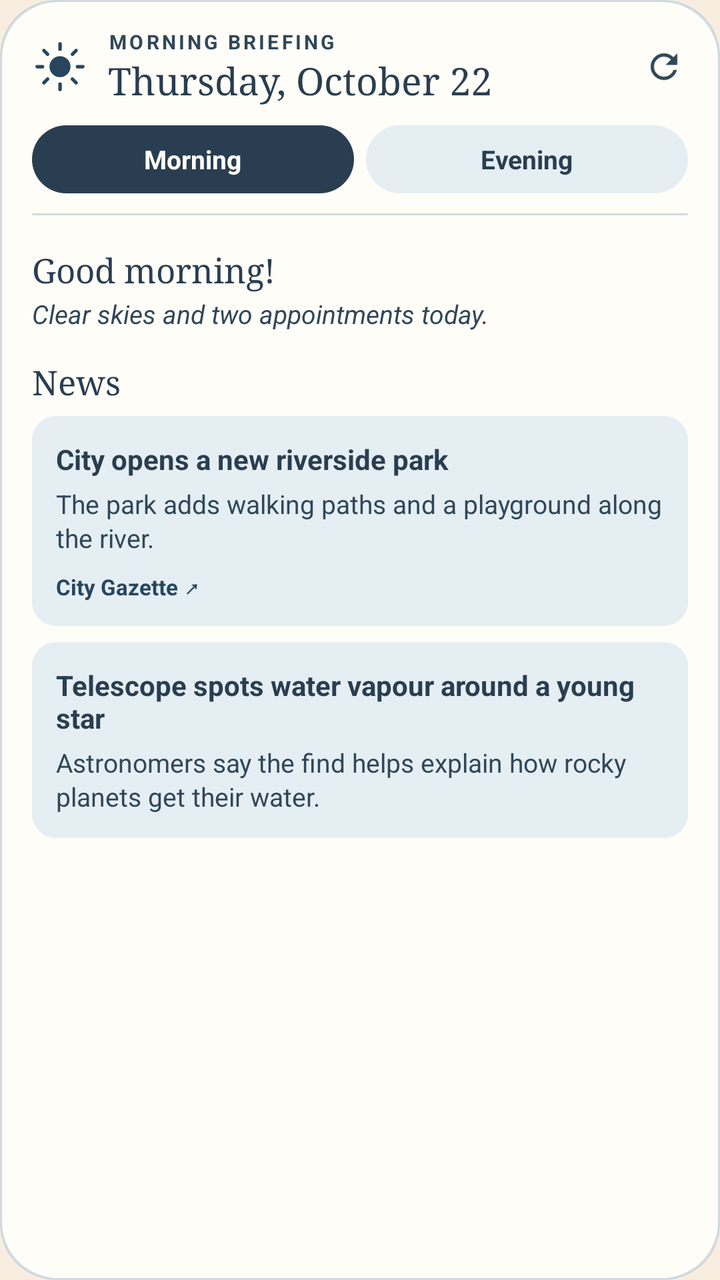
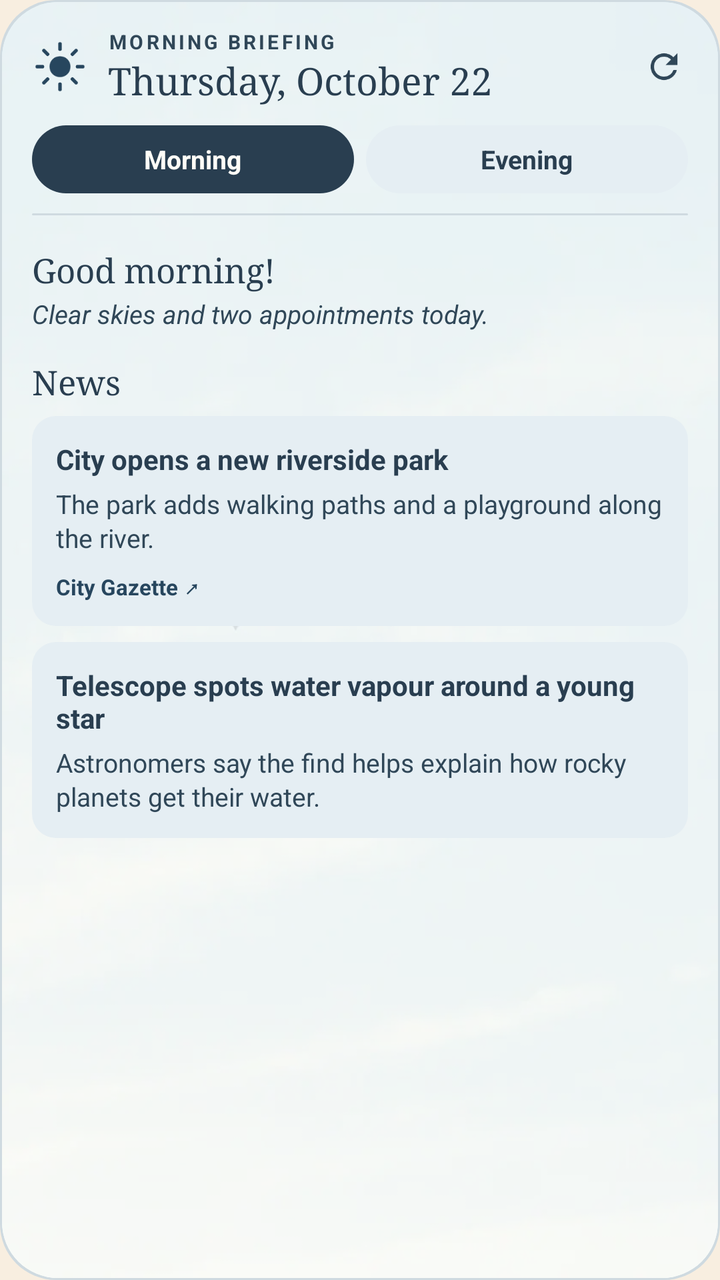

Screens rendered from an Android XML layout before and after an edit, with the pre-edit source and the edit as a unified diff.
<!-- AndroidManifest.xml: application theme Screen -->
<!-- res/layout/widget_preview_briefing.xml -->
<?xml version="1.0" encoding="utf-8"?>
<FrameLayout xmlns:android="http://schemas.android.com/apk/res/android"
    xmlns:tools="http://schemas.android.com/tools"
    android:layout_width="match_parent"
    android:layout_height="match_parent"
    tools:ignore="UseAppTint">

    <ImageView android:layout_width="match_parent" android:layout_height="match_parent" android:importantForAccessibility="no" android:scaleType="fitXY" android:src="@drawable/round_card" android:tint="@color/preview_line" />
    <ImageView android:layout_width="match_parent" android:layout_height="match_parent" android:layout_margin="1dp" android:importantForAccessibility="no" android:scaleType="fitXY" android:src="@drawable/round_card" android:tint="@color/preview_surface" />

    <LinearLayout android:layout_width="match_parent" android:layout_height="match_parent" android:orientation="vertical" android:paddingStart="16dp" android:paddingTop="14dp" android:paddingEnd="10dp" android:paddingBottom="6dp">
        <LinearLayout android:layout_width="match_parent" android:layout_height="wrap_content" android:gravity="center_vertical">
            <ImageView android:layout_width="28dp" android:layout_height="28dp" android:importantForAccessibility="no" android:src="@drawable/ic_morning" android:tint="@color/preview_accent" />
            <LinearLayout android:layout_width="0dp" android:layout_height="wrap_content" android:layout_marginStart="10dp" android:layout_weight="1" android:orientation="vertical">
                <TextView android:layout_width="wrap_content" android:layout_height="wrap_content" android:letterSpacing="0.14" android:maxLines="1" android:text="@string/briefing_label_gm" android:textAllCaps="true" android:textColor="@color/preview_muted" android:textSize="10sp" android:textStyle="bold" />
                <TextView android:layout_width="wrap_content" android:layout_height="wrap_content" android:ellipsize="end" android:fontFamily="serif" android:maxLines="1" android:text="@string/preview_date" android:textColor="@color/preview_ink" android:textSize="19sp" />
            </LinearLayout>
            <ImageView android:layout_width="36dp" android:layout_height="36dp" android:importantForAccessibility="no" android:padding="8dp" android:src="@drawable/ic_refresh" android:tint="@color/preview_muted" />
        </LinearLayout>
        <LinearLayout android:layout_width="match_parent" android:layout_height="34dp" android:layout_marginTop="10dp" android:layout_marginEnd="6dp">
            <TextView android:layout_width="0dp" android:layout_height="match_parent" android:layout_weight="1" android:background="@drawable/round_pill" android:backgroundTint="@color/preview_ink" android:gravity="center" android:maxLines="1" android:text="@string/briefing_morning" android:textColor="@color/preview_surface" android:textSize="13sp" android:textStyle="bold" />
            <TextView android:layout_width="0dp" android:layout_height="match_parent" android:layout_marginStart="6dp" android:layout_weight="1" android:background="@drawable/round_pill" android:backgroundTint="@color/preview_wash" android:gravity="center" android:maxLines="1" android:text="@string/briefing_evening" android:textColor="@color/preview_ink" android:textSize="13sp" android:textStyle="bold" />
        </LinearLayout>
        <ImageView android:layout_width="match_parent" android:layout_height="1dp" android:layout_marginTop="10dp" android:layout_marginEnd="6dp" android:importantForAccessibility="no" android:scaleType="fitXY" android:src="@drawable/round_card" android:tint="@color/preview_line" />

        <LinearLayout android:layout_width="match_parent" android:layout_height="wrap_content" android:orientation="vertical" android:paddingTop="4dp" android:paddingEnd="6dp">
            <TextView android:layout_width="match_parent" android:layout_height="wrap_content" android:paddingTop="12dp" android:fontFamily="serif" android:text="@string/preview_briefing_greeting" android:textColor="@color/preview_ink" android:textSize="17sp" />
            <TextView android:layout_width="match_parent" android:layout_height="wrap_content" android:layout_marginTop="2dp" android:lineSpacingMultiplier="1.1" android:paddingBottom="2dp" android:text="@string/preview_briefing_opening" android:textColor="@color/preview_muted" android:textSize="13sp" android:textStyle="italic" />
            <TextView android:layout_width="match_parent" android:layout_height="wrap_content" android:paddingTop="12dp" android:paddingBottom="2dp" android:fontFamily="serif" android:text="@string/preview_briefing_section" android:textColor="@color/preview_ink" android:textSize="17sp" />
            <LinearLayout android:layout_width="match_parent" android:layout_height="wrap_content" android:layout_marginTop="4dp" android:layout_marginBottom="4dp" android:background="@drawable/round_tile" android:backgroundTint="@color/preview_wash" android:orientation="vertical" android:padding="12dp">
                <TextView android:layout_width="match_parent" android:layout_height="wrap_content" android:ellipsize="end" android:maxLines="3" android:text="@string/preview_news_headline" android:textColor="@color/preview_ink" android:textSize="14sp" android:textStyle="bold" />
                <TextView android:layout_width="match_parent" android:layout_height="wrap_content" android:layout_marginTop="4dp" android:ellipsize="end" android:lineSpacingMultiplier="1.1" android:maxLines="3" android:text="@string/preview_news_summary" android:textColor="@color/preview_muted" android:textSize="13sp" />
                <TextView android:layout_width="match_parent" android:layout_height="wrap_content" android:layout_marginTop="8dp" android:ellipsize="end" android:maxLines="1" android:text="@string/preview_news_source" android:textColor="@color/preview_accent" android:textSize="11sp" android:textStyle="bold" />
            </LinearLayout>
            <LinearLayout android:layout_width="match_parent" android:layout_height="wrap_content" android:layout_marginTop="4dp" android:layout_marginBottom="4dp" android:background="@drawable/round_tile" android:backgroundTint="@color/preview_wash" android:orientation="vertical" android:padding="12dp">
                <TextView android:layout_width="match_parent" android:layout_height="wrap_content" android:ellipsize="end" android:maxLines="3" android:text="@string/preview_news_headline_two" android:textColor="@color/preview_ink" android:textSize="14sp" android:textStyle="bold" />
                <TextView android:layout_width="match_parent" android:layout_height="wrap_content" android:layout_marginTop="4dp" android:ellipsize="end" android:lineSpacingMultiplier="1.1" android:maxLines="3" android:text="@string/preview_news_summary_two" android:textColor="@color/preview_muted" android:textSize="13sp" />
            </LinearLayout>
        </LinearLayout>
    </LinearLayout>
</FrameLayout>
<!-- resources referenced by this layout -->
<resources>
  <color name="preview_accent">#27465E</color>
  <color name="preview_ink">#293E50</color>
  <color name="preview_line">#CFDAE0</color>
  <color name="preview_muted">#304758</color>
  <color name="preview_surface">#FFFDF7</color>
  <color name="preview_wash">#E5EEF3</color>
  <!-- drawable ic_morning (drawable) -->
  <?xml version="1.0" encoding="utf-8"?>
  <vector xmlns:android="http://schemas.android.com/apk/res/android"
      android:width="24dp" android:height="24dp" android:viewportWidth="64" android:viewportHeight="64">
      <path android:strokeColor="#FFFFFFFF" android:strokeWidth="4" android:strokeLineCap="round" android:pathData="M32,6v6m0,40v6M6,32h6m40,0h6M13.6,13.6l4.2,4.2m28.4,28.4 l4.2,4.2M13.6,50.4l4.2,-4.2m28.4,-28.4 l4.2,-4.2" />
      <path android:fillColor="#FFFFFFFF" android:pathData="M32,32m-12,0a12,12 0,1 1,24 0a12,12 0,1 1,-24 0" />
  </vector>
  <!-- drawable ic_refresh (drawable) -->
  <?xml version="1.0" encoding="utf-8"?>
  <vector xmlns:android="http://schemas.android.com/apk/res/android"
      android:width="20dp" android:height="20dp" android:viewportWidth="24" android:viewportHeight="24">
      <path android:fillColor="#FFFFFFFF" android:pathData="M17.65,6.35A7.96,7.96 0,0 0,12 4a8,8 0,1 0,7.73 10h-2.08A6,6 0,1 1,12 6c1.66,0 3.14,0.69 4.22,1.78L13,11h7V4l-2.35,2.35z" />
  </vector>
  <!-- drawable round_card (drawable) -->
  <?xml version="1.0" encoding="utf-8"?>
  <shape xmlns:android="http://schemas.android.com/apk/res/android" android:shape="rectangle">
      <solid android:color="#FFFFFFFF" />
      <corners android:radius="@dimen/widget_radius" />
  </shape>
  <!-- drawable round_pill (drawable) -->
  <?xml version="1.0" encoding="utf-8"?>
  <shape xmlns:android="http://schemas.android.com/apk/res/android" android:shape="rectangle">
      <solid android:color="#FFFFFFFF" />
      <corners android:radius="22dp" />
  </shape>
  <!-- drawable round_tile (drawable) -->
  <?xml version="1.0" encoding="utf-8"?>
  <shape xmlns:android="http://schemas.android.com/apk/res/android" android:shape="rectangle">
      <solid android:color="#FFFFFFFF" />
      <corners android:radius="12dp" />
  </shape>
  <string name="briefing_evening">Evening</string>
  <string name="briefing_label_gm">Morning briefing</string>
  <string name="briefing_morning">Morning</string>
  <string name="preview_briefing_greeting">Good morning!</string>
  <string name="preview_briefing_opening">Clear skies and two appointments today.</string>
  <string name="preview_briefing_section">News</string>
  <string name="preview_date">Thursday, October 22</string>
  <string name="preview_news_headline">City opens a new riverside park</string>
  <string name="preview_news_headline_two">Telescope spots water vapour around a young star</string>
  <string name="preview_news_source">City Gazette  ↗</string>
  <string name="preview_news_summary">The park adds walking paths and a playground along the river.</string>
  <string name="preview_news_summary_two">Astronomers say the find helps explain how rocky planets get their water.</string>
  <style name="Screen" parent="@android:style/Theme.Material.Light.NoActionBar">
          <item name="android:windowBackground">@color/background</item>
          <item name="android:colorAccent">@color/sun</item>
          <item name="android:textColorPrimary">@color/ink</item>
          <item name="android:windowLightStatusBar">true</item>
      </style>
  <dimen name="widget_radius">16dp</dimen>
  <color name="background">#F8EEE0</color>
  <color name="sun">#D88B38</color>
  <color name="ink">#2B2620</color>
</resources>

<!-- the commit's change to res/layout/widget_preview_briefing.xml (unified diff, before → after) -->
@@ -6,7 +6,7 @@
     tools:ignore="UseAppTint">
 
     <ImageView android:layout_width="match_parent" android:layout_height="match_parent" android:importantForAccessibility="no" android:scaleType="fitXY" android:src="@drawable/round_card" android:tint="@color/preview_line" />
-    <ImageView android:layout_width="match_parent" android:layout_height="match_parent" android:layout_margin="1dp" android:importantForAccessibility="no" android:scaleType="fitXY" android:src="@drawable/round_card" android:tint="@color/preview_surface" />
+    <ImageView android:layout_width="match_parent" android:layout_height="match_parent" android:layout_margin="1dp" android:background="@drawable/round_card" android:clipToOutline="true" android:importantForAccessibility="no" android:scaleType="centerCrop" android:src="@drawable/preview_scene" />
 
     <LinearLayout android:layout_width="match_parent" android:layout_height="match_parent" android:orientation="vertical" android:paddingStart="16dp" android:paddingTop="14dp" android:paddingEnd="10dp" android:paddingBottom="6dp">
         <LinearLayout android:layout_width="match_parent" android:layout_height="wrap_content" android:gravity="center_vertical">
<!-- resource entries referenced after the edit -->
@@ -19,6 +19,12 @@
       android:width="20dp" android:height="20dp" android:viewportWidth="24" android:viewportHeight="24">
       <path android:fillColor="#FFFFFFFF" android:pathData="M17.65,6.35A7.96,7.96 0,0 0,12 4a8,8 0,1 0,7.73 10h-2.08A6,6 0,1 1,12 6c1.66,0 3.14,0.69 4.22,1.78L13,11h7V4l-2.35,2.35z" />
   </vector>
+  <!-- drawable preview_scene (drawable) -->
+  <?xml version="1.0" encoding="utf-8"?>
+  <layer-list xmlns:android="http://schemas.android.com/apk/res/android">
+      <item android:drawable="@drawable/preview_art" />
+      <item><shape><solid android:color="@color/preview_scene_wash" /></shape></item>
+  </layer-list>
   <!-- drawable round_card (drawable) -->
   <?xml version="1.0" encoding="utf-8"?>
   <shape xmlns:android="http://schemas.android.com/apk/res/android" android:shape="rectangle">
@@ -55,6 +61,7 @@
           <item name="android:textColorPrimary">@color/ink</item>
           <item name="android:windowLightStatusBar">true</item>
       </style>
+  <color name="preview_scene_wash">#96FFFDF7</color>
   <dimen name="widget_radius">16dp</dimen>
   <color name="background">#F8EEE0</color>
   <color name="sun">#D88B38</color>
